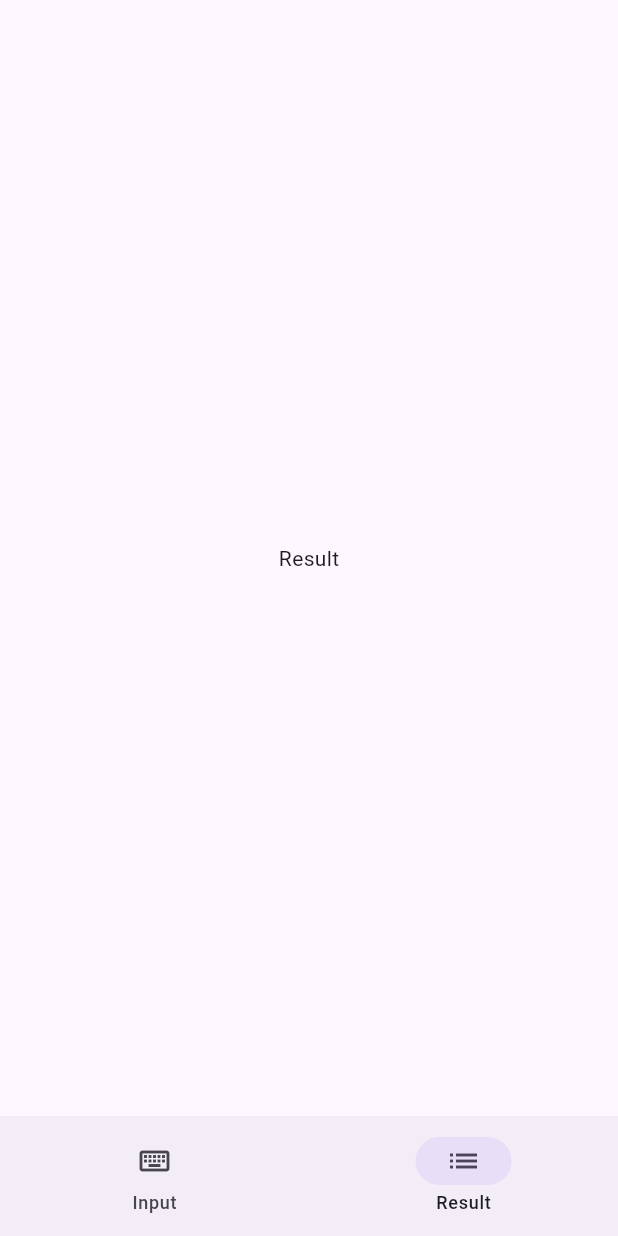
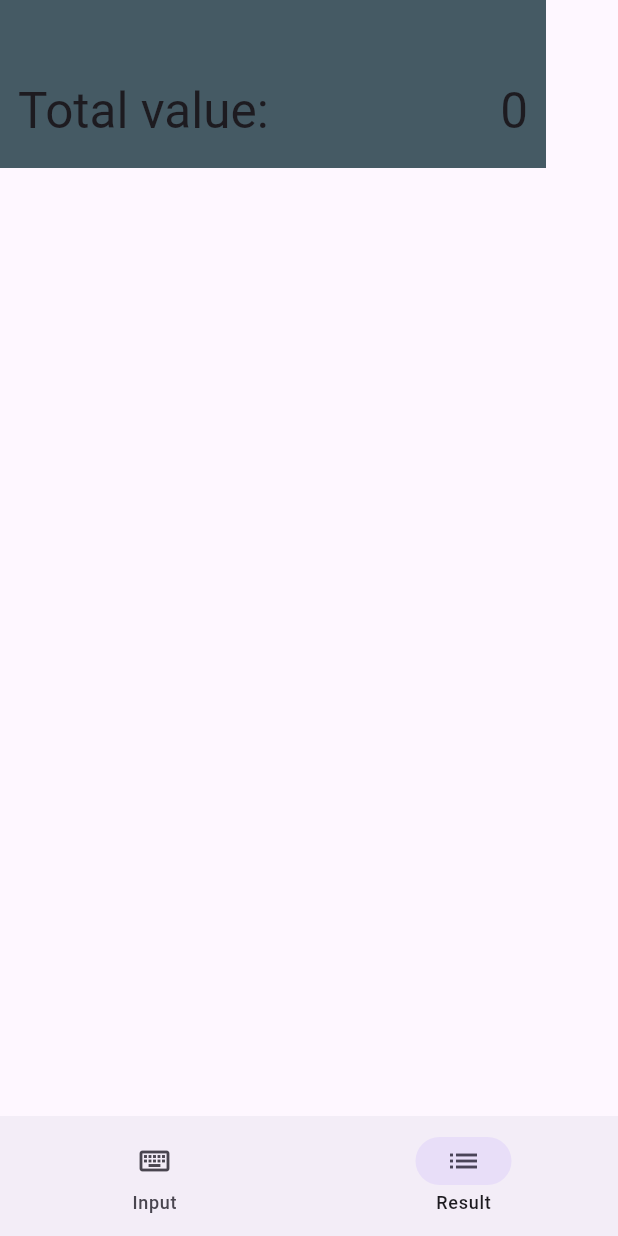
Before and after one commit to SzunTibor/dictionary_app, a Flutter app: the screen it shows after launch, after a tap on "Result", on a phone screen of 412 x 824 dp. Run offline on Flutter 3.47's test engine with Material 3 defaults, Android fonts, the light colour scheme and no system bars; our stand-ins replace flutter_bloc, get_it.

Commit message:
* input screen update * basic result screen

```diff
--- a/lib/data/word_storage/map_storage.dart
+++ b/lib/data/word_storage/map_storage.dart
@@ -22,7 +22,7 @@ class MapWordStorage implements WordStorage {
 
   /// Queries the storage for words with the given [prefix].
   ///
-  /// Returns a list of matching [Word]s.
+  /// Returns an ascending sorted list of matching [Word]s.
   /// Returns an empty list if no words match the given prefix.
   @override
   FutureOr<List<Word>> query(String prefix) {
@@ -31,6 +31,8 @@ class MapWordStorage implements WordStorage {
     _storage.keys
         .where((key) => key.startsWith(prefix))
         .forEach((match) => result.add(_storage[match]!));
+
+    result.sort((a, b) => a.text.compareTo(b.text));
 
     return result;
   }
--- a/lib/di/di_app_module.dart
+++ b/lib/di/di_app_module.dart
@@ -1,8 +1,5 @@
-import 'package:dictionary_app_cont/domain/domain_api.dart';
 import 'package:flutter/material.dart';
 
 abstract class DIAppModule {
   static GlobalKey<NavigatorState> get navKey => GlobalKey<NavigatorState>();
-  static GlobalKey<ScaffoldState> get scaffoldKey => GlobalKey<ScaffoldState>();
-  static List<Word> get localWordsList => [];
 }
--- a/lib/domain/models/dictionary.dart
+++ b/lib/domain/models/dictionary.dart
@@ -1,3 +1,5 @@
+import 'package:flutter/material.dart';
+
 import '../../data/word_storage/word_storage.dart';
 import 'dictionary_info.dart';
 import 'word.dart';
@@ -73,7 +75,7 @@ class Dictionary extends DictionaryInfo {
   /// Checks if the provided [text] contains any characters not included in the
   /// [Dictionary]'s alphabet.
   bool hasInvalidChar(String text) {
-    return text.runes.any((int letter) => !alphabet.asRunes().contains(letter));
+    return text.characters.any((String letter) => !alphabet.contains(letter));
   }
 
   /// Takes an [input] list of [Word]s and sorts it to [accepted] and [rejected]
--- a/lib/presentation/input/input_page.dart
+++ b/lib/presentation/input/input_page.dart
@@ -1,28 +1,44 @@
 import 'package:dictionary_app_cont/domain/domain_api.dart';
 import 'package:dictionary_app_cont/presentation/input/bloc/input_bloc.dart';
 import 'package:flutter/material.dart';
+import 'package:flutter/services.dart';
 import 'package:flutter_bloc/flutter_bloc.dart';
 
 import '../../di/di_container.dart';
+import '../widgets/word_list.dart';
 
-class InputPage extends StatelessWidget {
+class InputPage extends StatefulWidget {
   const InputPage({super.key});
+
+  @override
+  State<InputPage> createState() => _InputPageState();
+}
+
+class _InputPageState extends State<InputPage> {
+  final ScrollController _scrollController = ScrollController();
+  final TextEditingController _editingController = TextEditingController();
+  final FocusNode _editingFocus = FocusNode();
 
   @override
   Widget build(BuildContext context) {
     return BlocProvider(
       create: (context) => di<InputBloc>(),
-      child: Padding(
-        padding:
-            const EdgeInsets.only(bottom: 72, top: 16, left: 16, right: 16),
       child: Column(
         children: [
           BlocBuilder<InputBloc, InputState>(
             builder: (context, state) {
               return switch (state) {
                 InitialInputState() => const SizedBox.expand(),
-                  WordsInputState() =>
-                    Expanded(child: WordList(words: state.words)),
+                WordsInputState() => Expanded(
+                      child: WordListView(
+                    words: state.words,
+                    titleText: 'Total new points:',
+                    controller: _scrollController,
+                    onDismissed: (DismissDirection direction, Word word) =>
+                        context
+                            .read<InputBloc>()
+                            .add(DeleteWordsEvent(words: [word])),
+                  )),
               };
             },
           ),
@@ -31,90 +47,47 @@ class InputPage extends StatelessWidget {
           ),
           Builder(builder: (context) {
             return SizedBox(
-                width: MediaQuery.of(context).size.width / 2,
+              width: MediaQuery.of(context).size.width / 1.5,
               child: TextField(
+                controller: _editingController,
+                focusNode: _editingFocus,
+                inputFormatters: [
+                  LengthLimitingTextInputFormatter(1024),
+                  FilteringTextInputFormatter.allow(RegExp(r'[a-z\s,\.]*'))
+                ],
                 minLines: 1,
                 maxLines: 3,
                 textInputAction: TextInputAction.done,
-                  onSubmitted: (String value) => context
-                      .read<InputBloc>()
-                      .add(SubmitWordsEvent(text: value)),
+                onSubmitted: (String value) {
+                  if (value.isEmpty) return;
+                  context.read<InputBloc>().add(SubmitWordsEvent(text: value));
+                  _editingController.text = '';
+                  _editingFocus.requestFocus();
+                  _scrollController.animateTo(0,
+                      duration: const Duration(milliseconds: 100),
+                      curve: Curves.ease);
+                },
               ),
             );
           }),
           const SizedBox(
             height: 16,
           ),
-            ElevatedButton(
-              onPressed: () {},
-              child: const Text('save'),
+          Builder(builder: (context) {
+            return ElevatedButton(
+              onPressed: () =>
+                  context.read<InputBloc>().add(const SaveListEvent()),
+              child: Text(
+                'Save to Dictionary',
+                style: Theme.of(context).textTheme.titleLarge,
+              ),
+            );
+          }),
+          const SizedBox(
+            height: 32,
           ),
         ],
-        ),
       ),
     );
   }
 }
-
-class WordList extends StatelessWidget {
-  final List<Word> words;
-
-  const WordList({super.key, required this.words});
-
-  @override
-  Widget build(BuildContext context) {
-    final maxValue = context.read<InputBloc>().dictionaryInfo.maxWordLength / 3;
-    return CustomScrollView(
-      physics: const BouncingScrollPhysics(),
-      slivers: [
-        SliverAppBar.medium(
-          automaticallyImplyLeading: false,
-          floating: true,
-          stretch: true,
-          backgroundColor: Colors.blueAccent,
-          flexibleSpace: FlexibleSpaceBar(
-            centerTitle: true,
-            title: Padding(
-              padding: const EdgeInsets.symmetric(horizontal: 8),
-              child: Row(
-                mainAxisAlignment: MainAxisAlignment.spaceBetween,
-                crossAxisAlignment: CrossAxisAlignment.center,
-                children: [
-                  const Text('Total new points:'),
-                  Text(words.fold<int>(0, (a, c) => a + c.value).toString()),
-                ],
-              ),
-            ),
-          ),
-        ),
-        SliverList.builder(
-          itemCount: words.length,
-          itemBuilder: (context, index) {
-            final word = words[index];
-            return Padding(
-              padding: const EdgeInsets.symmetric(vertical: 4),
-              child: Container(
-                key: Key('${word.text}-${word.state}'),
-                color: word.isPending
-                    ? Colors.white
-                    : Colors.green.withOpacity(word.value / maxValue),
-                child: Padding(
-                  padding: const EdgeInsets.symmetric(vertical: 4.0),
-                  child: Row(
-                    mainAxisAlignment: MainAxisAlignment.spaceBetween,
-                    children: [
-                      Text(word.text),
-                      Text(
-                        word.isPending ? '' : word.value.toString(),
-                      ),
-                    ],
-                  ),
-                ),
-              ),
-            );
-          },
-        )
-      ],
-    );
-  }
-}
--- a/lib/presentation/navigation/app_scaffold.dart
+++ b/lib/presentation/navigation/app_scaffold.dart
@@ -22,7 +22,6 @@ class _AppScaffoldState extends State<AppScaffold> {
   @override
   Widget build(BuildContext context) {
     return Scaffold(
-      // key: di<GlobalKey<ScaffoldState>>(),
       bottomNavigationBar: NavigationBar(
         selectedIndex: screenIndex,
         destinations: navigator.destinations,
@@ -35,10 +34,15 @@ class _AppScaffoldState extends State<AppScaffold> {
       ),
       body: SnackBarManager(
         snackBarService: di<SnackBarService>(),
-        child: Navigator(
-          key: di<GlobalKey<NavigatorState>>(),
-          initialRoute: '/input',
-          onGenerateRoute: router.onGenerateRoute,
+        child: Center(
+          child: ConstrainedBox(
+            constraints: BoxConstraints.loose(const Size.fromWidth(769)),
+            child: Navigator(
+              key: di<GlobalKey<NavigatorState>>(),
+              initialRoute: '/input',
+              onGenerateRoute: router.onGenerateRoute,
+            ),
+          ),
         ),
       ),
     );
--- a/lib/presentation/result/bloc/result_bloc.dart
+++ b/lib/presentation/result/bloc/result_bloc.dart
@@ -28,14 +28,15 @@ class ResultBloc extends Bloc<ResultEvent, ResultState> {
       switch (result.type) {
         case ResponseType.error:
         case ResponseType.warning:
-          emit(ErrorResultState(message: result.message));
-          emit(const WordsResultState(list: []));
+          emit(ErrorResultState(message: result.message, list: []));
+          _snackBarService.showSnackBar(
+          ErrorSnackBarRequest('An error occured during filtering.'));
           break;
         case ResponseType.success:
           emit(WordsResultState(list: result.value));
       }
     } catch (error) {
-      emit(ErrorResultState(message: error.toString()));
+      emit(ErrorResultState(message: error.toString(), list: []));
       emit(const WordsResultState(list: []));
       _snackBarService.showSnackBar(
           ErrorSnackBarRequest('An error occured during filtering.'));
--- a/lib/presentation/result/bloc/result_state.dart
+++ b/lib/presentation/result/bloc/result_state.dart
@@ -18,10 +18,10 @@ class WordsResultState implements ResultState {
 }
 
 /// A [ResultBloc] state representing an error state.
-class ErrorResultState implements ResultState {
+class ErrorResultState extends WordsResultState {
   /// The mesage desxribing the weeoe.
   final String message;
 
   /// Creates new [ErrorResultState] with a [message] describing the error.
-  const ErrorResultState({required this.message});
+  const ErrorResultState({required super.list, required this.message});
 }
--- a/lib/presentation/result/result_page.dart
+++ b/lib/presentation/result/result_page.dart
@@ -1,14 +1,43 @@
 import 'package:flutter/material.dart';
+import 'package:flutter_bloc/flutter_bloc.dart';
 
-import '../navigation/app_scaffold.dart';
+import '../../di/di_container.dart';
+import '../widgets/word_list.dart';
+import 'bloc/result_bloc.dart';
 
 class ResultPage extends StatelessWidget {
   const ResultPage({super.key});
 
   @override
   Widget build(BuildContext context) {
-    return const Center(
-          child: Text('Result'),
-        );
+    return BlocProvider(
+      create: (context) => di<ResultBloc>(),
+      child: SizedBox.expand(
+        child: Row(
+          children: [
+            Expanded(
+              child: BlocBuilder<ResultBloc, ResultState>(
+                builder: (context, state) {
+                  return Column(
+                    children: [
+                      switch (state) {
+                        InitialResultState() => const SizedBox(),
+                        WordsResultState() => Expanded(
+                            child: WordListView(
+                                words: state.list, titleText: 'Total value:'),
+                          ),
+                      },
+                    ],
+                  );
+                },
+              ),
+            ),
+            const SizedBox(
+              width: 48,
+            ),
+          ],
+        ),
+      ),
+    );
   }
 }
--- /dev/null
+++ b/lib/presentation/widgets/word_list.dart
@@ -0,0 +1,138 @@
+import 'dart:math';
+
+import 'package:dictionary_app_cont/domain/domain_api.dart';
+import 'package:flutter/material.dart';
+
+class WordListView extends StatelessWidget {
+  final List<Word> words;
+  final String titleText;
+  final void Function(DismissDirection, Word)? onDismissed;
+  final ScrollController? controller;
+
+  const WordListView(
+      {super.key,
+      required this.words,
+      required this.titleText,
+      this.onDismissed,
+      this.controller});
+
+  @override
+  Widget build(BuildContext context) {
+    return CustomScrollView(
+      physics: const BouncingScrollPhysics(),
+      controller: controller,
+      slivers: [
+        SliverAppBar.medium(
+          automaticallyImplyLeading: false,
+          floating: true,
+          stretch: true,
+          backgroundColor: Colors.blueGrey.shade700,
+          flexibleSpace: FlexibleSpaceBar(
+            centerTitle: true,
+            title: Padding(
+              padding: const EdgeInsets.symmetric(horizontal: 8),
+              child: Row(
+                mainAxisAlignment: MainAxisAlignment.spaceBetween,
+                crossAxisAlignment: CrossAxisAlignment.center,
+                children: [
+                  Expanded(
+                    child: Text(
+                      titleText,
+                      maxLines: 1,
+                      overflow: TextOverflow.ellipsis,
+                    ),
+                  ),
+                  SingleChildScrollView(
+                    scrollDirection: Axis.horizontal,
+                    child: Text(
+                      words
+                          .where((word) => word.isAccepted)
+                          .fold<int>(0, (a, c) => a + c.value)
+                          .toString(),
+                      maxLines: 1,
+                    ),
+                  ),
+                ],
+              ),
+            ),
+          ),
+        ),
+        SliverList.builder(
+          itemCount: words.length,
+          itemBuilder: (context, index) {
+            final word = words[index];
+
+            Widget child = Padding(
+              padding: const EdgeInsets.symmetric(vertical: 4),
+              child: Material(
+                type: MaterialType.card,
+                borderRadius: BorderRadius.circular(8),
+                elevation: 4,
+                color: Colors.grey.shade50,
+                child: Padding(
+                  padding: const EdgeInsets.symmetric(vertical: 24.0),
+                  child: Row(
+                    mainAxisAlignment: MainAxisAlignment.spaceBetween,
+                    children: [
+                      Expanded(
+                        child: SingleChildScrollView(
+                          scrollDirection: Axis.horizontal,
+                          child: Padding(
+                            padding: const EdgeInsets.only(left: 8.0),
+                            child: Text(
+                              word.text,
+                              maxLines: 1,
+                              style: Theme.of(context).textTheme.headlineLarge,
+                            ),
+                          ),
+                        ),
+                      ),
+                      Padding(
+                        padding: const EdgeInsets.symmetric(horizontal: 8.0),
+                        child: Container(
+                          width: 64,
+                          decoration: BoxDecoration(
+                              borderRadius: BorderRadius.circular(4),
+                              border: Border.all(
+                                width: 3,
+                                style: BorderStyle.solid,
+                                color: switch (word.state) {
+                                  WordState.pending => Colors.white,
+                                  WordState.rejected => Colors.red,
+                                  WordState.duplicate => Colors.orange,
+                                  WordState.accepted => Colors.green,
+                                },
+                              )),
+                          child: Center(
+                            child: Text(
+                              word.isPending ? '' : word.value.toString(),
+                              maxLines: 1,
+                              // textScaler: const TextScaler.linear(2),
+                              style: Theme.of(context).textTheme.headlineLarge,
+                            ),
+                          ),
+                        ),
+                      ),
+                    ],
+                  ),
+                ),
+              ),
+            );
+
+            if (onDismissed != null) {
+              child = Dismissible(
+                key: Key('${word.text}-${word.state}'),
+                onDismissed: (direction) => onDismissed!(direction, word),
+                background: Container(
+                  color: Colors.red.shade50,
+                ),
+                child: child,
+              );
+            }
+            return child;
+          },
+        )
+      ],
+    );
+  }
+}
```
Also changed, not shown: lib/di/di_initializer.dart (+2 -6 lines), lib/presentation/input/bloc/input_bloc.dart (+11 -7 lines), 1 other file. Lines whose indentation alone changed are shown as unchanged.
